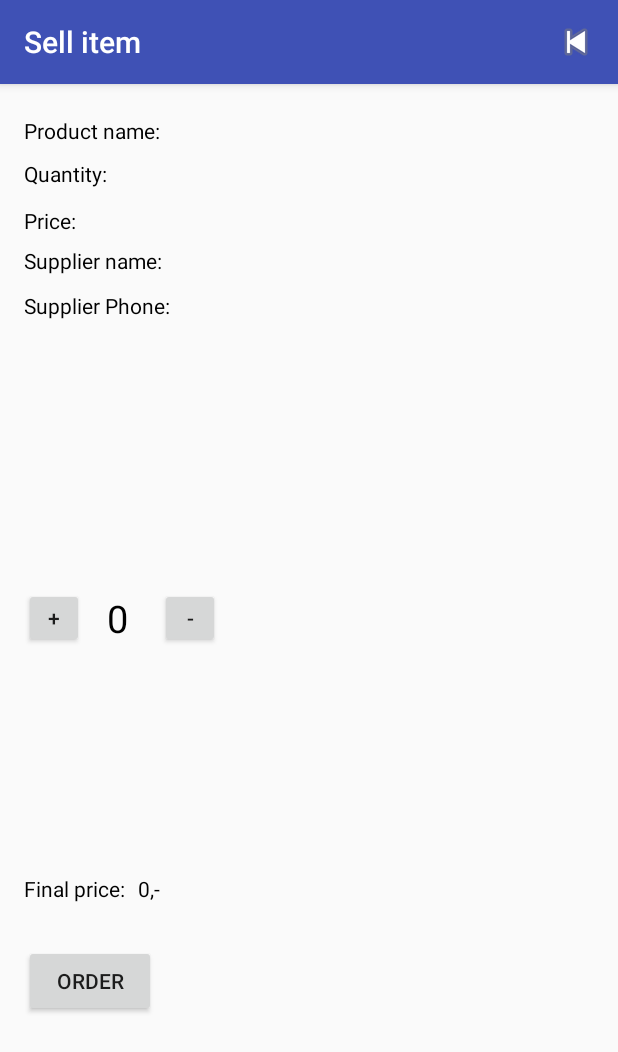
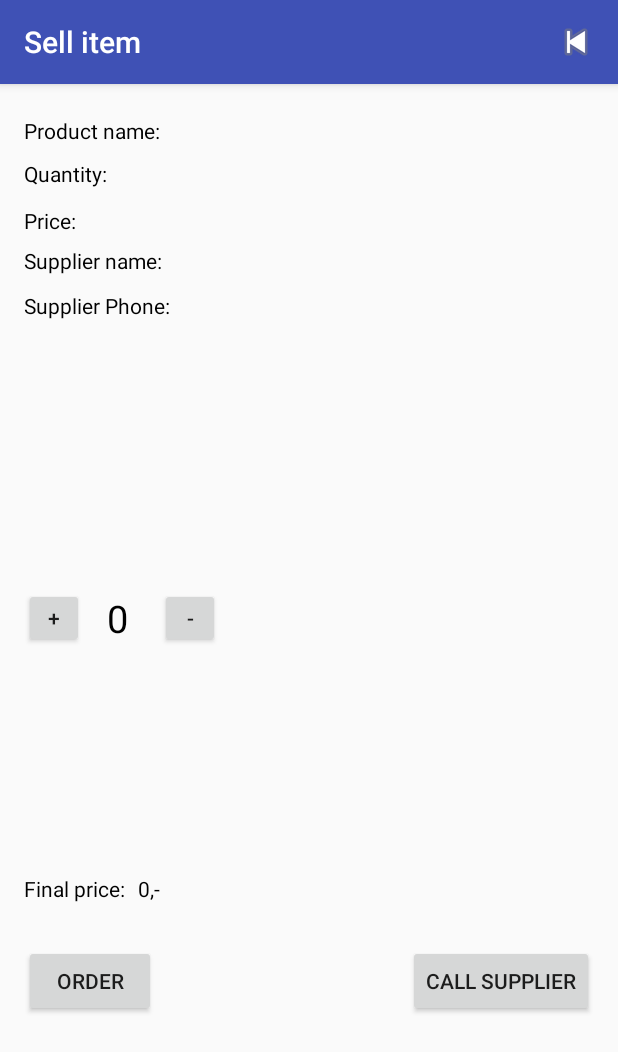
Before and after one commit to Terqy/InventoryApp, an Android app: the SalesActivity screen opened directly, with no data from a screen before it, on a phone screen of 412 x 824 dp. Shown: the top 1052 px of the screen. Run offline under Robolectric (Android 15) with nearby library versions, the phone set to English and light mode, and no system bars.

Commit message:
Some changes

```diff
--- a/app/src/main/java/com/example/android/inventoryapp/SalesActivity.java
+++ b/app/src/main/java/com/example/android/inventoryapp/SalesActivity.java
@@ -30,6 +30,7 @@ public class SalesActivity extends AppCompatActivity implements LoaderManager.Lo
     private int finalPrice;
     private int itemQuantity;
     private int orderQuantity;
+    private int phoneNumber;
 
     private Boolean mItemHasChanged = false;
 
@@ -52,6 +53,7 @@ public class SalesActivity extends AppCompatActivity implements LoaderManager.Lo
     Button plussButton;
     Button minusButton;
     Button orderButton;
+    Button callSupplier;
 
     private View.OnTouchListener mTouchListener = new View.OnTouchListener() {
         @Override
@@ -68,7 +70,7 @@ public class SalesActivity extends AppCompatActivity implements LoaderManager.Lo
         android.support.v7.widget.Toolbar toolbar = (android.support.v7.widget.Toolbar) findViewById(R.id.toolbar_sales);
         setSupportActionBar(toolbar);
 
-        Intent intent = getIntent();
+        final Intent intent = getIntent();
         mCurrentItemUri = intent.getData();
         if(mCurrentItemUri == null) {
             setTitle("Sell item");
@@ -134,6 +136,15 @@ public class SalesActivity extends AppCompatActivity implements LoaderManager.Lo
                 finalPrice = 0;
                 finalSalesQuantity.setText(String.valueOf(orderQuantity));
                 finalPriceTextView.setText(String.valueOf(finalPrice) + ",-");
+            }
+        });
+
+        callSupplier = findViewById(R.id.call_supplier);
+        callSupplier.setOnClickListener(new View.OnClickListener() {
+            @Override
+            public void onClick(View view) {
+                Intent i = new Intent(Intent.ACTION_DIAL, Uri.parse("tel: " + phoneNumber));
+                startActivity(i);
             }
         });
 
@@ -226,6 +237,7 @@ public class SalesActivity extends AppCompatActivity implements LoaderManager.Lo
 
             productPrice = cursor.getInt(productPriceIndex);
             itemQuantity = cursor.getInt(productQuantityIndex);
+            phoneNumber = cursor.getInt(productSupplierPhoneIndex);
 
             productNameString = cursor.getString(productNameIndex);
             productPriceString = cursor.getString(productPriceIndex);
@@ -238,8 +250,6 @@ public class SalesActivity extends AppCompatActivity implements LoaderManager.Lo
             productQuantity.setText(productQuantityString);
             productSupplierName.setText(productSupplierNameString);
             productSupplierPhone.setText(productSupplierPhoneString);
-
-            Log.e("Wow", "" + productPrice + " " + itemQuantity);
         }
     }
 
--- a/app/src/main/res/layout/activity_sales.xml
+++ b/app/src/main/res/layout/activity_sales.xml
@@ -172,4 +172,13 @@
         android:layout_marginBottom="146dp"
         android:text="Order" />
 
+    <Button
+        android:id="@+id/call_supplier"
+        android:layout_width="wrap_content"
+        android:layout_height="wrap_content"
+        android:layout_alignParentEnd="true"
+        android:layout_alignTop="@+id/order_item"
+        android:layout_marginEnd="16dp"
+        android:text="Call supplier" />
+
 </RelativeLayout>
```
Also changed, not shown: app/src/main/java/com/example/android/inventoryapp/Catalog.java (+27 -7 lines), app/src/main/java/com/example/android/inventoryapp/Editor.java (+20 -2 lines), app/src/main/res/layout/content_catalog.xml (+15 -1 lines), app/src/main/res/layout/item_list.xml (+21 -12 lines).
